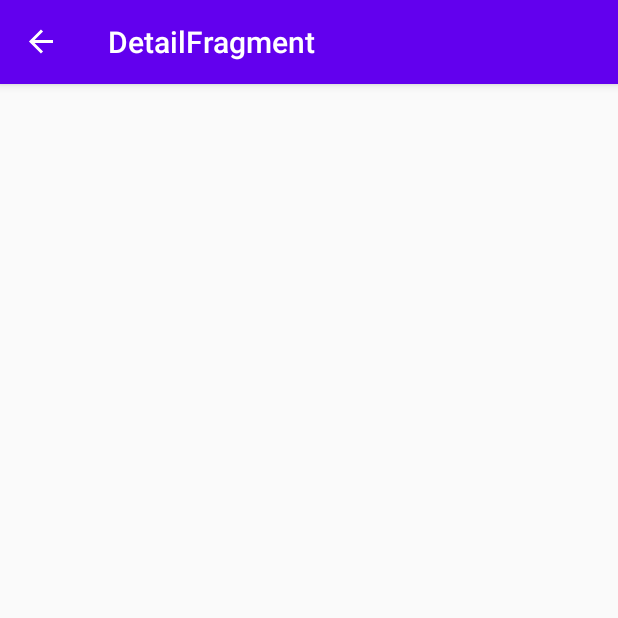
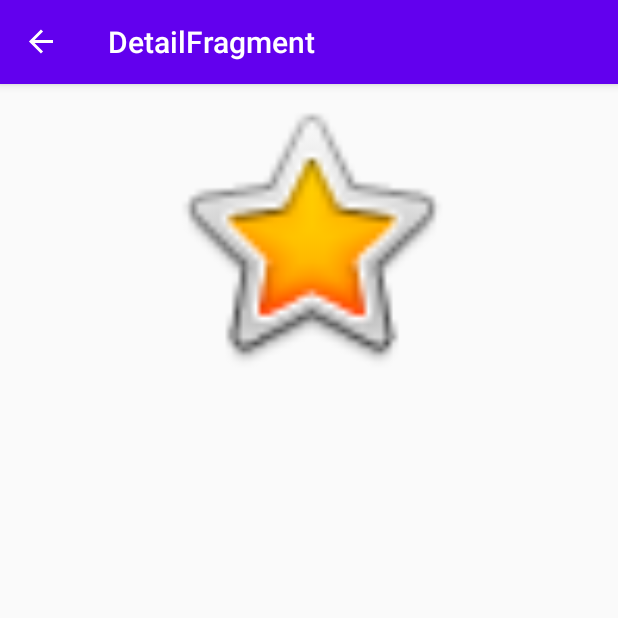
Before and after one commit to petprog/Dog-App, an Android app: the DetailFragment screen opened through its navigation route, on a phone screen of 412 x 824 dp, the top half of it. Run offline under Robolectric (Android 15) with nearby library versions, the phone set to English and light mode, and no system bars; our stand-ins replace data binding, navigation-ui.

Commit message:
added ImageView in fragment_detail.xml, set the minheight to 200dp

```diff
--- a/app/src/main/res/layout/fragment_detail.xml
+++ b/app/src/main/res/layout/fragment_detail.xml
@@ -8,5 +8,13 @@
         android:layout_height="match_parent"
         tools:context=".view.DetailFragment">
 
+        <ImageView
+            android:id="@+id/detail_dogImage"
+            android:layout_width="match_parent"
+            android:layout_height="wrap_content"
+            android:layout_alignParentTop="true"
+            android:minHeight="200dp"
+            android:scaleType="fitCenter"
+            app:srcCompat="@android:drawable/btn_star_big_on" />
     </RelativeLayout>
 </layout>
```
